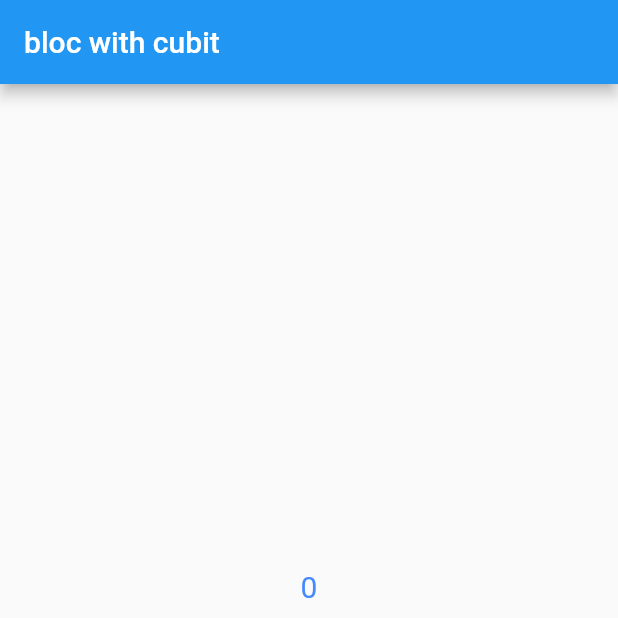
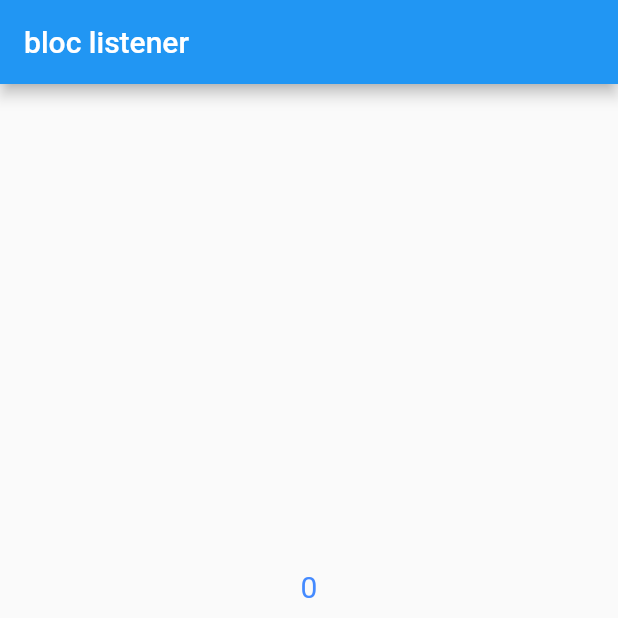
Before and after one commit to purjahini/bloc_with_library, a Flutter app: the screen it shows after launch, on a phone screen of 412 x 824 dp, the top half of it. Run offline on Flutter 3.47's test engine with Material 2 defaults, Android fonts, the phone set to English and light mode, and no system bars; our stand-ins replace bloc, flutter_bloc.

Commit message:
bloc listener

```diff
--- a/lib/main.dart
+++ b/lib/main.dart
@@ -1,4 +1,5 @@
 import 'package:bloc/bloc.dart';
+
 import 'package:flutter/material.dart';
 import 'package:flutter_bloc/flutter_bloc.dart';
 
@@ -21,28 +22,27 @@ class CounterCubit extends Cubit<int> {
   CounterCubit() : super(0);
   int? current;
   int? next;
-  void tambahData(){
-    emit(state+1);
+
+  void tambahData() {
+    emit(state + 1);
   }
 
-  void kurangData(){
-    emit(state-1);
+  void kurangData() {
+    emit(state - 1);
   }
 
   @override
   void onChange(Change<int> change) {
     super.onChange(change);
     print(change);
-   current = change.currentState;
-   next = change.nextState;
-
+    current = change.currentState;
+    next = change.nextState;
   }
 
   @override
   void onError(Object error, StackTrace stackTrace) {
     print(error);
     print(stackTrace);
-
   }
 }
 
@@ -53,59 +53,42 @@ class HomePage extends StatelessWidget {
   Widget build(BuildContext context) {
     return Scaffold(
       appBar: AppBar(
-        title: Text("bloc with cubit"),
+        title: Text("bloc listener"),
       ),
       body: Center(
         child: Column(
           mainAxisAlignment: MainAxisAlignment.center,
           children: [
-            BlocBuilder(
+            BlocListener(
               bloc: mycounter,
-              buildWhen: (previous, current) {
+              listener: (context, state) {
+                print(state);
+                ScaffoldMessenger.of(context).showSnackBar(SnackBar(
+                    duration: Duration(seconds: 1),
+                    content: Text("nilai listener ${state}")));
+              },
+              listenWhen: (prev, current) {
                 if (current is int) {
                   return current % 2 == 0;
                 }
-                return false; // return false jika current bukan tipe data int
+                return false;
               },
-
-              builder: (context,state){
-                return Text(state.toString(),style: TextStyle(fontSize: 20, color: Colors.blueAccent ),);
-              },
-
-
+              child: BlocBuilder(
+                bloc: mycounter,
+                // buildWhen: (previous, current) {
+                //   if (current is int) {
+                //     return current % 2 == 0;
+                //   }
+                //   return false; // return false jika current bukan tipe data int
+                // },
+                builder: (context, state) {
+                  return Text(
+                    state.toString(),
+                    style: TextStyle(fontSize: 20, color: Colors.blueAccent),
+                  );
+                },
+              ),
             ),
-            // StreamBuilder(
-            //   stream: mycounter.stream,
-            //     builder: (context, snapshot) {
-            //   if (snapshot.connectionState == ConnectionState.waiting) {
-            //     return Container(
-            //         width: double.infinity,
-            //         color: Colors.black,
-            //         margin: EdgeInsets.all(10),
-            //         child: Center(
-            //             child: Text("Loading waiting...",
-            //                 style: TextStyle(
-            //                   fontSize: 20,
-            //                   color: Colors.lightBlue,
-            //                 ))));
-            //   } else {
-            //     return Container(
-            //         width: double.infinity,
-            //         color: Colors.black,
-            //         margin: EdgeInsets.all(10),
-            //         child: Column(
-            //           children: [
-            //             Center(
-            //                 child: Text("nomor sekarang ${snapshot.data}",
-            //                     style: TextStyle(
-            //                       fontSize: 20,
-            //                       color: Colors.lightBlue,
-            //                     ))),
-            //
-            //           ],
-            //         ));
-            //   }
-            // }),
             SizedBox(
               height: 20,
             ),
```
